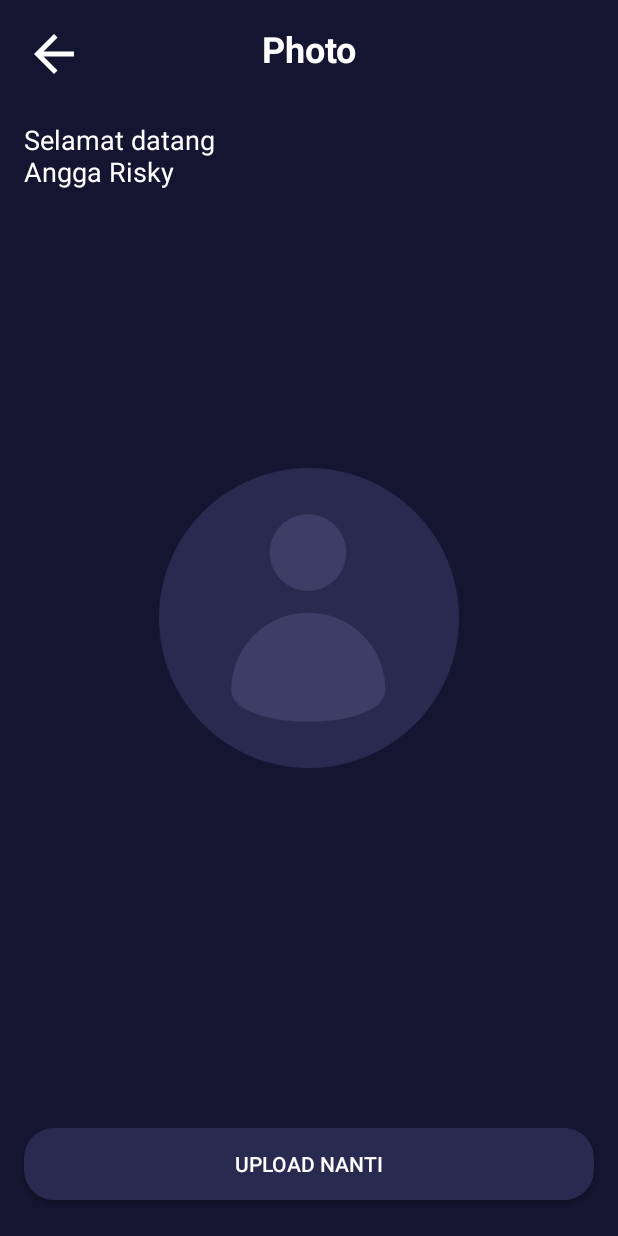
After one commit to adwiarifin/bwamov, an Android app: the layout activity_sign_up_photoscreen.xml on its own in the app's theme, with its tools: preview values and no code run, on a phone screen of 412 x 824 dp. The commit adds this screen. Run offline under Robolectric (Android 15) with nearby library versions, the phone set to English and light mode, and no system bars.

Commit message:
layout sign_up_photoscreen

```diff
--- /dev/null
+++ b/app/src/main/res/layout/activity_sign_up_photoscreen.xml
@@ -0,0 +1,92 @@
+<?xml version="1.0" encoding="utf-8"?>
+<androidx.constraintlayout.widget.ConstraintLayout xmlns:android="http://schemas.android.com/apk/res/android"
+    xmlns:app="http://schemas.android.com/apk/res-auto"
+    xmlns:tools="http://schemas.android.com/tools"
+    android:layout_width="match_parent"
+    android:layout_height="match_parent"
+    android:background="@color/colorBlue"
+    tools:context=".onboarding.OnboardingOneActivity">
+
+    <Button
+        android:id="@+id/button3"
+        android:layout_width="0dp"
+        android:layout_height="wrap_content"
+        android:layout_marginStart="16dp"
+        android:layout_marginEnd="16dp"
+        android:layout_marginBottom="16dp"
+        android:background="@drawable/shape_rectangle_pink"
+        android:text="@string/simpan_dan_lanjutkan"
+        android:textColor="@color/colorWhite"
+        android:visibility="invisible"
+        app:layout_constraintBottom_toTopOf="@+id/button2"
+        app:layout_constraintEnd_toEndOf="parent"
+        app:layout_constraintHorizontal_bias="0.0"
+        app:layout_constraintStart_toStartOf="parent" />
+
+    <Button
+        android:id="@+id/button2"
+        android:layout_width="0dp"
+        android:layout_height="wrap_content"
+        android:layout_marginStart="16dp"
+        android:layout_marginEnd="16dp"
+        android:layout_marginBottom="24dp"
+        android:background="@drawable/shape_rectangle_blue_grey"
+        android:text="@string/upload_nanti"
+        android:textColor="@color/colorWhite"
+        app:layout_constraintBottom_toBottomOf="parent"
+        app:layout_constraintEnd_toEndOf="parent"
+        app:layout_constraintStart_toStartOf="parent" />
+
+    <TextView
+        android:id="@+id/textView3"
+        android:layout_width="0dp"
+        android:layout_height="wrap_content"
+        android:layout_marginStart="16dp"
+        android:layout_marginTop="16dp"
+        android:layout_marginEnd="16dp"
+        android:gravity="center"
+        android:text="@string/photo"
+        android:textColor="@color/colorWhite"
+        android:textSize="24sp"
+        android:textStyle="bold"
+        app:layout_constraintEnd_toEndOf="parent"
+        app:layout_constraintStart_toStartOf="parent"
+        app:layout_constraintTop_toTopOf="parent" />
+
+    <ImageView
+        android:id="@+id/imageView3"
+        android:layout_width="40dp"
+        android:layout_height="40dp"
+        android:layout_marginStart="16dp"
+        android:layout_marginTop="16dp"
+        android:contentDescription="@string/back"
+        app:layout_constraintStart_toStartOf="parent"
+        app:layout_constraintTop_toTopOf="parent"
+        app:srcCompat="@drawable/ic_arrow_back_white_24dp" />
+
+    <TextView
+        android:id="@+id/textView8"
+        android:layout_width="0dp"
+        android:layout_height="wrap_content"
+        android:layout_marginStart="16dp"
+        android:layout_marginTop="32dp"
+        android:layout_marginEnd="16dp"
+        android:text="TextView"
+        android:textColor="@color/colorWhite"
+        android:textSize="18sp"
+        app:layout_constraintEnd_toEndOf="parent"
+        app:layout_constraintStart_toStartOf="parent"
+        app:layout_constraintTop_toBottomOf="@+id/textView3"
+        tools:text="@string/welcome" />
+
+    <ImageView
+        android:id="@+id/imageView4"
+        android:layout_width="200dp"
+        android:layout_height="200dp"
+        app:layout_constraintBottom_toBottomOf="parent"
+        app:layout_constraintEnd_toEndOf="parent"
+        app:layout_constraintStart_toStartOf="parent"
+        app:layout_constraintTop_toTopOf="parent"
+        app:srcCompat="@drawable/user_pic" />
+
+</androidx.constraintlayout.widget.ConstraintLayout>
--- a/app/src/main/res/values/strings.xml
+++ b/app/src/main/res/values/strings.xml
@@ -18,4 +18,8 @@
     <string name="nama">Nama</string>
     <string name="email_address">Email Address</string>
     <string name="back">Back</string>
+    <string name="photo">Photo</string>
+    <string name="upload_nanti">Upload Nanti</string>
+    <string name="welcome">Selamat datang\nAngga Risky</string>
+    <string name="simpan_dan_lanjutkan">Simpan dan Lanjutkan</string>
 </resources>
```
Also changed, not shown: app/src/main/res/drawable/user_pic.png (added).
